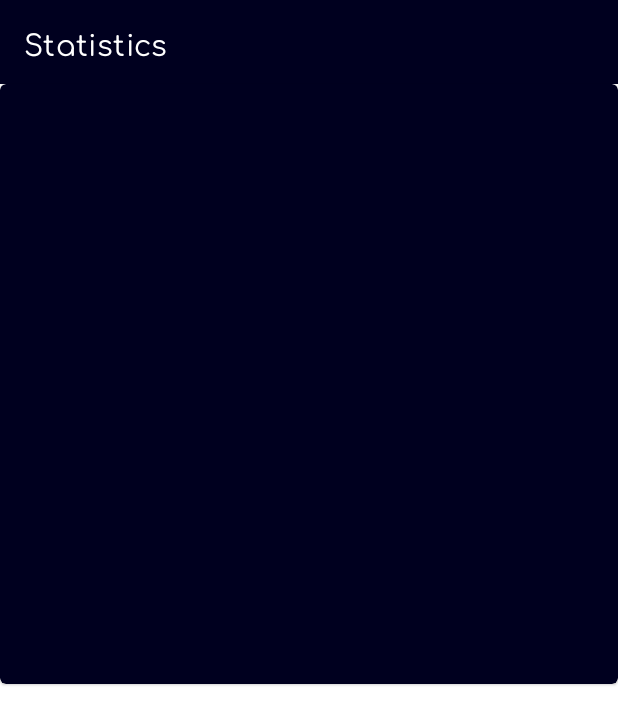
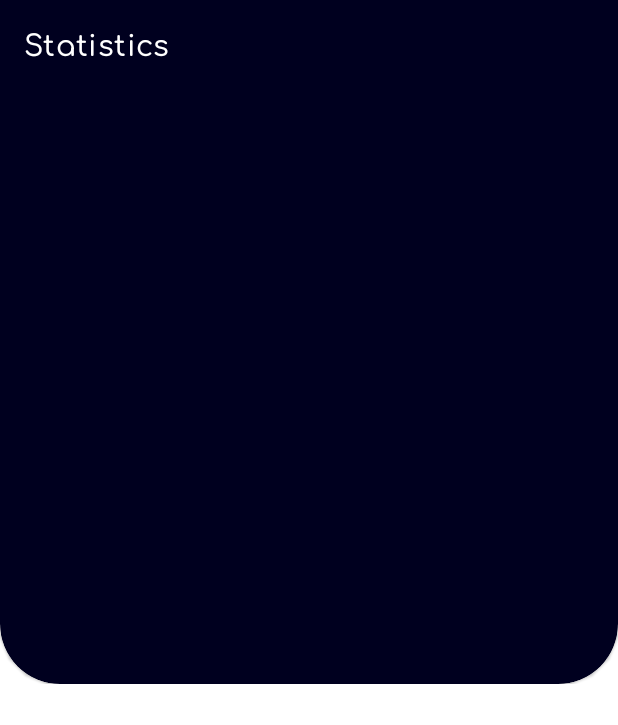
Before and after one commit to abdelkarim-ber/Medicalog-clinic-management, an Android app: the screen it shows after launch (MainActivity), on a phone screen of 412 x 824 dp. Shown: the top 725 px of the screen. Run offline under Robolectric (Android 15) with nearby library versions, the phone set to English and light mode, and no system bars.

Commit message:
add more styles to the theme

```diff
--- /dev/null
+++ b/app/src/main/res/color/states_text_input_layout.xml
@@ -0,0 +1,5 @@
+<?xml version="1.0" encoding="utf-8"?>
+    <selector xmlns:android="http://schemas.android.com/apk/res/android">
+        <item android:color="?attr/colorPrimary" android:state_focused="true" />
+        <item android:color="@color/color_primary_70" />  <!-- unfocused -->
+    </selector>
--- /dev/null
+++ b/app/src/main/res/drawable/ic_add_circle.xml
@@ -0,0 +1,9 @@
+<vector xmlns:android="http://schemas.android.com/apk/res/android"
+    android:width="20dp"
+    android:height="20dp"
+    android:viewportWidth="20"
+    android:viewportHeight="20">
+  <path
+      android:pathData="M10,15a1,1 0,0 0,1 -1L11,11h3a1,1 0,0 0,1 -1,1 1,0 0,0 -1,-1L11,9L11,6a1,1 0,0 0,-1 -1A1,1 0,0 0,9 6L9,9L6,9a1,1 0,0 0,-1 1,1 1,0 0,0 1,1L9,11v3A1,1 0,0 0,10 15ZM10,20A10,10 0,1 1,20 10,10 10,0 0,1 10,20ZM10,18a8,8 0,1 0,-8 -8A8,8 0,0 0,10 18Z"
+      android:fillColor="?attr/colorSecondary"/>
+</vector>
--- a/app/src/main/res/layout/activity_main.xml
+++ b/app/src/main/res/layout/activity_main.xml
@@ -1,10 +1,8 @@
 <?xml version="1.0" encoding="utf-8"?>
-<androidx.constraintlayout.widget.ConstraintLayout xmlns:android="http://schemas.android.com/apk/res/android"
+
+<merge xmlns:android="http://schemas.android.com/apk/res/android"
     xmlns:app="http://schemas.android.com/apk/res-auto"
-    xmlns:tools="http://schemas.android.com/tools"
-    android:layout_width="match_parent"
-    android:layout_height="match_parent"
-    tools:context=".MainActivity">
+    xmlns:tools="http://schemas.android.com/tools">
 
     <com.google.android.material.appbar.AppBarLayout
         android:id="@+id/appBarLayout"
@@ -19,15 +17,33 @@
             app:title="@string/statistics" />
     </com.google.android.material.appbar.AppBarLayout>
 
+    <ScrollView
+        android:id="@+id/scroll"
+        android:layout_width="match_parent"
+        android:layout_height="match_parent"
+        android:layout_marginTop="@dimen/height_appbar_56dp">
+
+        <androidx.constraintlayout.widget.ConstraintLayout
+            android:id="@+id/container"
+            android:layout_width="match_parent"
+            android:layout_height="wrap_content"
+
+            >
+
+
             <com.google.android.material.card.MaterialCardView
+                android:id="@+id/materialCardView"
                 android:layout_width="match_parent"
                 android:layout_height="400dp"
                 android:backgroundTint="@color/dark_midnight"
                 app:layout_constraintEnd_toEndOf="parent"
                 app:layout_constraintStart_toStartOf="parent"
-        app:layout_constraintTop_toBottomOf="@+id/appBarLayout" >
+                app:layout_constraintTop_toTopOf="parent"
+                app:shapeAppearanceOverlay="@style/ShapeAppearanceOverlay.clinicManagement.bigCards">
 
             </com.google.android.material.card.MaterialCardView>
 
 
         </androidx.constraintlayout.widget.ConstraintLayout>
+    </ScrollView>
+</merge>
--- a/app/src/main/res/values/dimens.xml
+++ b/app/src/main/res/values/dimens.xml
@@ -1,5 +1,15 @@
 <?xml version="1.0" encoding="utf-8"?>
 <resources>
     <dimen name="opacity_colorPrimary">0.7</dimen>
+    <dimen name="margin_8dp">8dp</dimen>
+    <dimen name="margin_16dp">16dp</dimen>
+    <dimen name="size_icon">24dp</dimen>
+    <dimen name="size_expenditures_icon">40dp</dimen>
+    <dimen name="size_corner_40dp">40dp</dimen>
+    <dimen name="size_corner_16dp">16dp</dimen>
+    <dimen name="size_corner_8dp">8dp</dimen>
+    <dimen name="size_corner_24dp">24dp</dimen>
+    <dimen name="elevation_cards">3dp</dimen>
+    <dimen name="height_appbar_56dp">56dp</dimen>
 
 </resources>
--- a/app/src/main/res/values/themes.xml
+++ b/app/src/main/res/values/themes.xml
@@ -13,6 +13,14 @@
         <item name="android:statusBarColor">?attr/colorPrimary</item>
         <!-- Customize your theme here. -->
         <item name="toolbarStyle">@style/Widget.clinicManagement.Toolbar</item>
+        <item name="cardViewStyle">@style/Widget.clinicManagement.CardView</item>
+        <item name="shapeAppearanceSmallComponent">@style/ShapeAppearance.clinicManagement.SmallComponent</item>
+        <item name="shapeAppearanceMediumComponent">@style/ShapeAppearance.clinicManagement.MediumComponent</item>
+        <item name="shapeAppearanceLargeComponent">@style/ShapeAppearance.clinicManagement.LargeComponent</item>
+        <item name="textInputStyle">@style/Widget.clinicManagement.TextInputLayout.OutlinedBox</item>
+        <item name="android:editTextColor">?attr/colorPrimaryDark</item>
+
+
         <item name="textAppearanceHeadline1">@style/TextAppearance.MdcTypographyStyles.Headline1</item>
         <item name="textAppearanceHeadline2">@style/TextAppearance.MdcTypographyStyles.Headline2</item>
         <item name="textAppearanceHeadline3">@style/TextAppearance.MdcTypographyStyles.Headline3</item>
--- a/app/src/main/res/values/type.xml
+++ b/app/src/main/res/values/type.xml
@@ -1,79 +1,79 @@
 <resources>
     <style name="TextAppearance.MdcTypographyStyles.Headline1" parent="TextAppearance.MaterialComponents.Headline1">
-        <item name="fontFamily">@font/comfortaa</item>
-        <item name="android:fontFamily">@font/comfortaa</item>
+        <item name="fontFamily">@font/comfortaa_regular</item>
+        <item name="android:fontFamily">@font/comfortaa_regular</item>
         <item name="android:textSize">93sp</item>
     </style>
 
     <style name="TextAppearance.MdcTypographyStyles.Headline2" parent="TextAppearance.MaterialComponents.Headline2">
-        <item name="fontFamily">@font/comfortaa</item>
-        <item name="android:fontFamily">@font/comfortaa</item>
+        <item name="fontFamily">@font/comfortaa_regular</item>
+        <item name="android:fontFamily">@font/comfortaa_regular</item>
         <item name="android:textSize">58sp</item>
     </style>
 
     <style name="TextAppearance.MdcTypographyStyles.Headline3" parent="TextAppearance.MaterialComponents.Headline3">
-        <item name="fontFamily">@font/comfortaa</item>
-        <item name="android:fontFamily">@font/comfortaa</item>
+        <item name="fontFamily">@font/comfortaa_regular</item>
+        <item name="android:fontFamily">@font/comfortaa_regular</item>
         <item name="android:textSize">46sp</item>
     </style>
 
     <style name="TextAppearance.MdcTypographyStyles.Headline4" parent="TextAppearance.MaterialComponents.Headline4">
-        <item name="fontFamily">@font/comfortaa</item>
-        <item name="android:fontFamily">@font/comfortaa</item>
+        <item name="fontFamily">@font/comfortaa_regular</item>
+        <item name="android:fontFamily">@font/comfortaa_regular</item>
         <item name="android:textSize">33sp</item>
     </style>
 
     <style name="TextAppearance.MdcTypographyStyles.Headline5" parent="TextAppearance.MaterialComponents.Headline5">
-        <item name="fontFamily">@font/comfortaa</item>
-        <item name="android:fontFamily">@font/comfortaa</item>
+        <item name="fontFamily">@font/comfortaa_regular</item>
+        <item name="android:fontFamily">@font/comfortaa_regular</item>
         <item name="android:textSize">23sp</item>
     </style>
 
     <style name="TextAppearance.MdcTypographyStyles.Headline6" parent="TextAppearance.MaterialComponents.Headline6">
-        <item name="fontFamily">@font/comfortaa</item>
-        <item name="android:fontFamily">@font/comfortaa</item>
+        <item name="fontFamily">@font/comfortaa_medium</item>
+        <item name="android:fontFamily">@font/comfortaa_medium</item>
         <item name="android:textSize">19sp</item>
     </style>
 
     <style name="TextAppearance.MdcTypographyStyles.Subtitle1" parent="TextAppearance.MaterialComponents.Subtitle1">
-        <item name="fontFamily">@font/comfortaa</item>
-        <item name="android:fontFamily">@font/comfortaa</item>
+        <item name="fontFamily">@font/comfortaa_regular</item>
+        <item name="android:fontFamily">@font/comfortaa_regular</item>
         <item name="android:textSize">15sp</item>
     </style>
 
     <style name="TextAppearance.MdcTypographyStyles.Subtitle2" parent="TextAppearance.MaterialComponents.Subtitle2">
-        <item name="fontFamily">@font/comfortaa</item>
-        <item name="android:fontFamily">@font/comfortaa</item>
+        <item name="fontFamily">@font/comfortaa_medium</item>
+        <item name="android:fontFamily">@font/comfortaa_medium</item>
         <item name="android:textSize">13sp</item>
     </style>
 
     <style name="TextAppearance.MdcTypographyStyles.Body1" parent="TextAppearance.MaterialComponents.Body1">
-        <item name="fontFamily">@font/raleway</item>
-        <item name="android:fontFamily">@font/raleway</item>
+        <item name="fontFamily">@font/raleway_regular</item>
+        <item name="android:fontFamily">@font/raleway_regular</item>
         <item name="android:textSize">16sp</item>
     </style>
 
     <style name="TextAppearance.MdcTypographyStyles.Body2" parent="TextAppearance.MaterialComponents.Body2">
-        <item name="fontFamily">@font/raleway</item>
-        <item name="android:fontFamily">@font/raleway</item>
+        <item name="fontFamily">@font/raleway_regular</item>
+        <item name="android:fontFamily">@font/raleway_regular</item>
         <item name="android:textSize">14sp</item>
     </style>
 
     <style name="TextAppearance.MdcTypographyStyles.Button" parent="TextAppearance.MaterialComponents.Button">
-        <item name="fontFamily">@font/raleway</item>
-        <item name="android:fontFamily">@font/raleway</item>
+        <item name="fontFamily">@font/raleway_medium</item>
+        <item name="android:fontFamily">@font/raleway_medium</item>
         <item name="android:textSize">14sp</item>
     </style>
 
     <style name="TextAppearance.MdcTypographyStyles.Caption" parent="TextAppearance.MaterialComponents.Caption">
-        <item name="fontFamily">@font/raleway</item>
-        <item name="android:fontFamily">@font/raleway</item>
+        <item name="fontFamily">@font/raleway_regular</item>
+        <item name="android:fontFamily">@font/raleway_regular</item>
         <item name="android:textSize">12sp</item>
     </style>
 
     <style name="TextAppearance.MdcTypographyStyles.Overline" parent="TextAppearance.MaterialComponents.Overline">
-        <item name="fontFamily">@font/raleway</item>
-        <item name="android:fontFamily">@font/raleway</item>
+        <item name="fontFamily">@font/raleway_regular</item>
+        <item name="android:fontFamily">@font/raleway_regular</item>
         <item name="android:textSize">10sp</item>
     </style>
 
@@ -86,6 +86,38 @@
          <item name="android:paddingRight">12dp</item>
          <item name="contentInsetStart">0dp</item>
     </style>
+    <style name="Widget.clinicManagement.CardView" parent="Widget.MaterialComponents.CardView">
+        <item name="cardElevation">@dimen/elevation_cards</item>
+    </style>
+    <style name="ShapeAppearance.clinicManagement.SmallComponent" parent="ShapeAppearance.MaterialComponents.SmallComponent">
+        <item name="shapeCornerFamily">rounded</item>
+         <item name="cornerSize">@dimen/size_corner_8dp</item>
+    </style>
+    <style name="ShapeAppearance.clinicManagement.MediumComponent" parent="ShapeAppearance.MaterialComponents.MediumComponent">
+        <item name="shapeCornerFamily">rounded</item>
+         <item name="cornerSize">@dimen/size_corner_16dp</item>
+    </style>
+    <style name="ShapeAppearance.clinicManagement.LargeComponent" parent="ShapeAppearance.MaterialComponents.LargeComponent">
+        <item name="shapeCornerFamily">rounded</item>
+         <item name="cornerSize">@dimen/size_corner_24dp</item>
+    </style>
+
+    <style name="ShapeAppearanceOverlay.clinicManagement.bigCards" parent="">
+        <item name="cornerSizeTopLeft">0dp</item>
+        <item name="cornerSizeTopRight">0dp</item>
+        <item name="cornerSizeBottomRight">@dimen/size_corner_40dp</item>
+        <item name="cornerSizeBottomLeft">@dimen/size_corner_40dp</item>
+    </style>
+    <style name="Widget.clinicManagement.Button.OutlinedButton" parent="Widget.MaterialComponents.Button.OutlinedButton">
+        <item name="strokeColor">?attr/colorPrimary</item>
+        <item name="strokeWidth">1dp</item>
+    </style>
+    <style name="Widget.clinicManagement.TextInputLayout.OutlinedBox" parent="Widget.MaterialComponents.TextInputLayout.OutlinedBox">
+        <item name="startIconTint">?attr/colorPrimary</item>
+        <item name="android:textColorHint">@color/color_primary_70</item>
+        <item name="boxStrokeColor">@color/states_text_input_layout</item>
+    </style>
+
 
 
 
```
Also changed, not shown: app/src/main/res/color/color_primary_70.xml (renamed from app/src/main/res/drawable/color_primary_70.xml), app/src/main/res/font/comfortaa.ttf (deleted), app/src/main/res/font/comfortaa_medium.ttf (added), app/src/main/res/font/comfortaa_regular.ttf (added), app/src/main/res/font/raleway.ttf (deleted), app/src/main/res/font/raleway_medium.ttf (added), app/src/main/res/font/raleway_regular.ttf (added), app/src/main/res/values/colors.xml (indentation only). Lines whose indentation alone changed are shown as unchanged.
